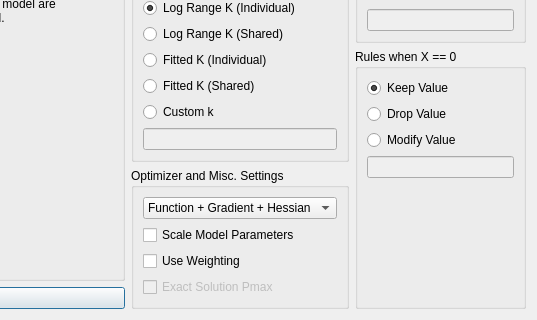
miyamot0/DemandCalculatorQT, file demandsettingsdialog.ui: the form before one commit; both pictures show x 281 to 818 and y 311 to 631 of the 818 by 631 pixel window.
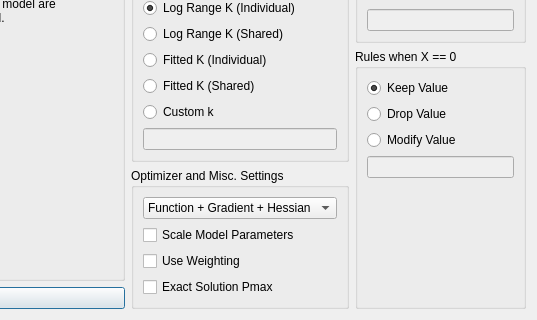
The form after the commit.

Diff of the .ui file:
```diff
--- a/demandsettingsdialog.ui
+++ b/demandsettingsdialog.ui
@@ -7,7 +7,7 @@
     <x>0</x>
     <y>0</y>
     <width>818</width>
-    <height>600</height>
+    <height>625</height>
    </rect>
   </property>
   <property name="windowTitle">
@@ -402,11 +402,14 @@
             <item>
              <widget class="QCheckBox" name="checkBoxAlternativePmax">
               <property name="enabled">
-               <bool>false</bool>
+               <bool>true</bool>
               </property>
               <property name="text">
                <string>Exact Solution Pmax</string>
               </property>
+              <property name="checkable">
+               <bool>true</bool>
+              </property>
              </widget>
             </item>
             <item>
```
